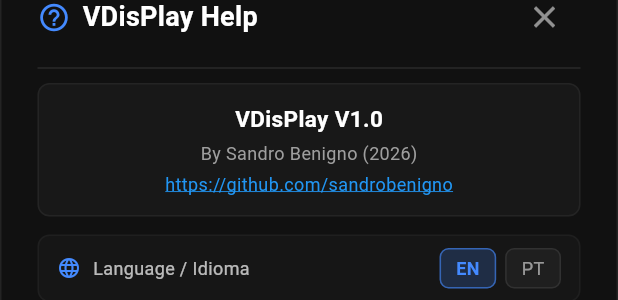
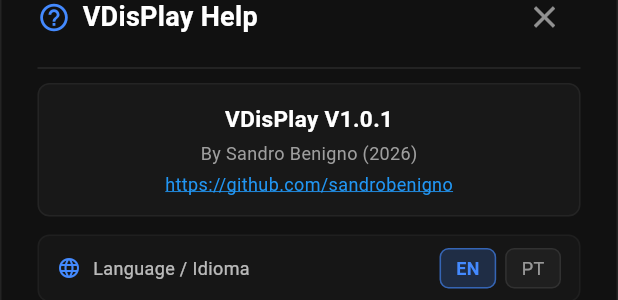
Before and after one commit to sandrobenigno/VDisPlay, a Flutter app: the HelpOverlay widget shown alone on an empty page, opened directly with empty values, on a phone screen of 412 x 824 dp. Shown: the part 211-511 px from the top of the screen. Run offline on Flutter 3.47's test engine with Material 3 defaults, Android fonts, the phone set to English and light mode, and no system bars; our stand-ins replace shared_preferences; missing offline and left inert: dart:ffi, win32; accounts and stored records are empty; statements that could not run were skipped.

Commit message:
Update UI version to V1.0.1 in help overlay

```diff
--- a/lib/help_overlay.dart
+++ b/lib/help_overlay.dart
@@ -92,7 +92,7 @@ class HelpOverlay extends StatelessWidget {
                       child: Column(
                         children: [
                           const Text(
-                            'VDisPlay V1.0',
+                            'VDisPlay V1.0.1',
                             style: TextStyle(
                               color: Colors.white,
                               fontSize: 15,
```
